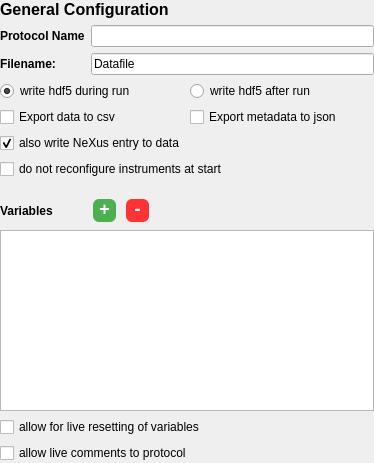
The window that nomad_camels/gui/general_protocol_settings.ui (FAU-LAP/NOMAD-CAMELS) describes before a commit, drawn with Qt 5.
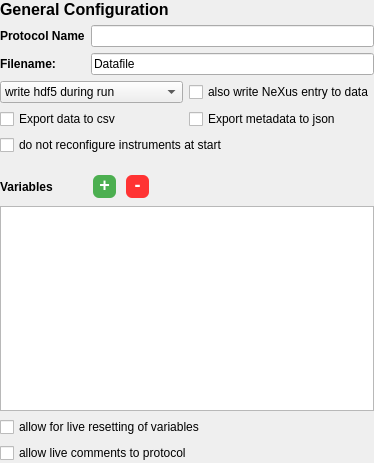
The same window after the commit. Custom widgets are drawn as their Qt base class.

Commit message: changed radio buttons for hdf5 during / after to combobox to save space

The edit to the form file:
```diff
--- a/nomad_camels/gui/general_protocol_settings.ui
+++ b/nomad_camels/gui/general_protocol_settings.ui
@@ -139,13 +139,6 @@
       <property name="bottomMargin">
        <number>0</number>
       </property>
-      <item row="0" column="1">
-       <widget class="QRadioButton" name="radioButton_h5_after">
-        <property name="text">
-         <string>write hdf5 after run</string>
-        </property>
-       </widget>
-      </item>
       <item row="1" column="1">
        <widget class="QCheckBox" name="checkBox_json_exp">
         <property name="text">
@@ -153,13 +146,6 @@
         </property>
        </widget>
       </item>
-      <item row="4" column="0" colspan="2">
-       <widget class="QCheckBox" name="checkBox_no_config">
-        <property name="text">
-         <string>do not reconfigure instruments at start</string>
-        </property>
-       </widget>
-      </item>
       <item row="1" column="0">
        <widget class="QCheckBox" name="checkBox_csv_exp">
         <property name="text">
@@ -167,23 +153,34 @@
         </property>
        </widget>
       </item>
-      <item row="3" column="0" colspan="2">
+      <item row="0" column="0">
+       <widget class="QComboBox" name="comboBox_h5">
+        <item>
+         <property name="text">
+          <string>write hdf5 during run</string>
+         </property>
+        </item>
+        <item>
+         <property name="text">
+          <string>write hdf5 after run</string>
+         </property>
+        </item>
+       </widget>
+      </item>
+      <item row="0" column="1">
        <widget class="QCheckBox" name="checkBox_NeXus">
         <property name="text">
          <string>also write NeXus entry to data</string>
         </property>
         <property name="checked">
-         <bool>true</bool>
+         <bool>false</bool>
         </property>
        </widget>
       </item>
-      <item row="0" column="0">
-       <widget class="QRadioButton" name="radioButton_h5_during">
+      <item row="2" column="0" colspan="2">
+       <widget class="QCheckBox" name="checkBox_no_config">
         <property name="text">
-         <string>write hdf5 during run</string>
-        </property>
-        <property name="checked">
-         <bool>true</bool>
+         <string>do not reconfigure instruments at start</string>
         </property>
        </widget>
       </item>
```
The commit also changes 2 other files.
